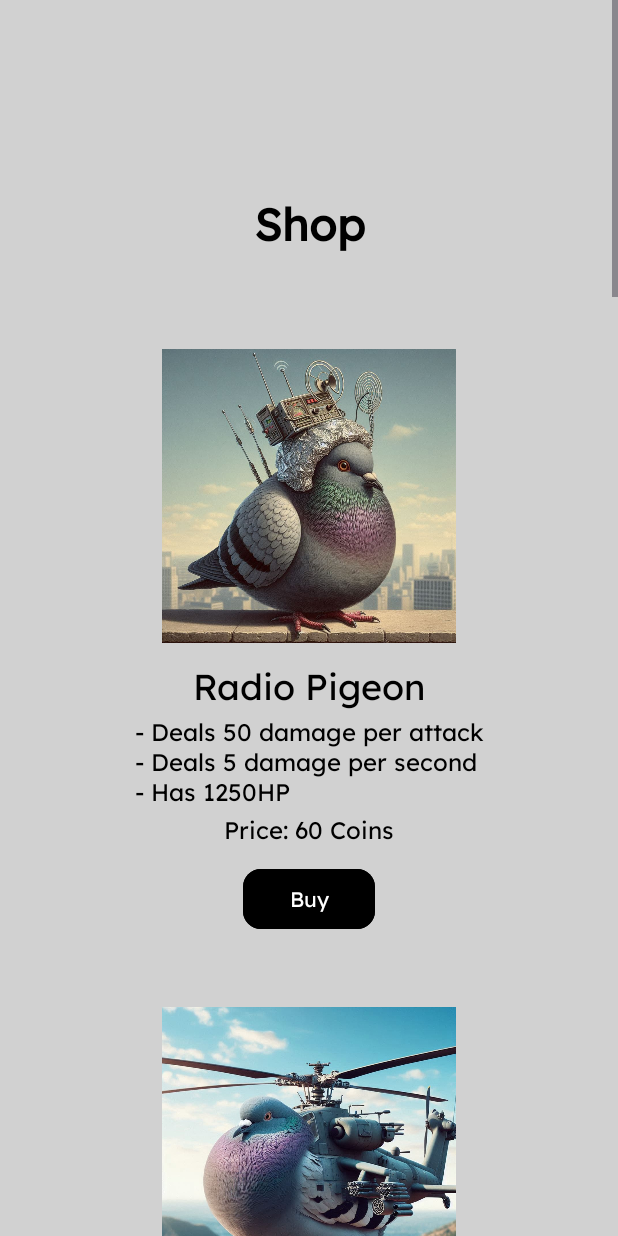
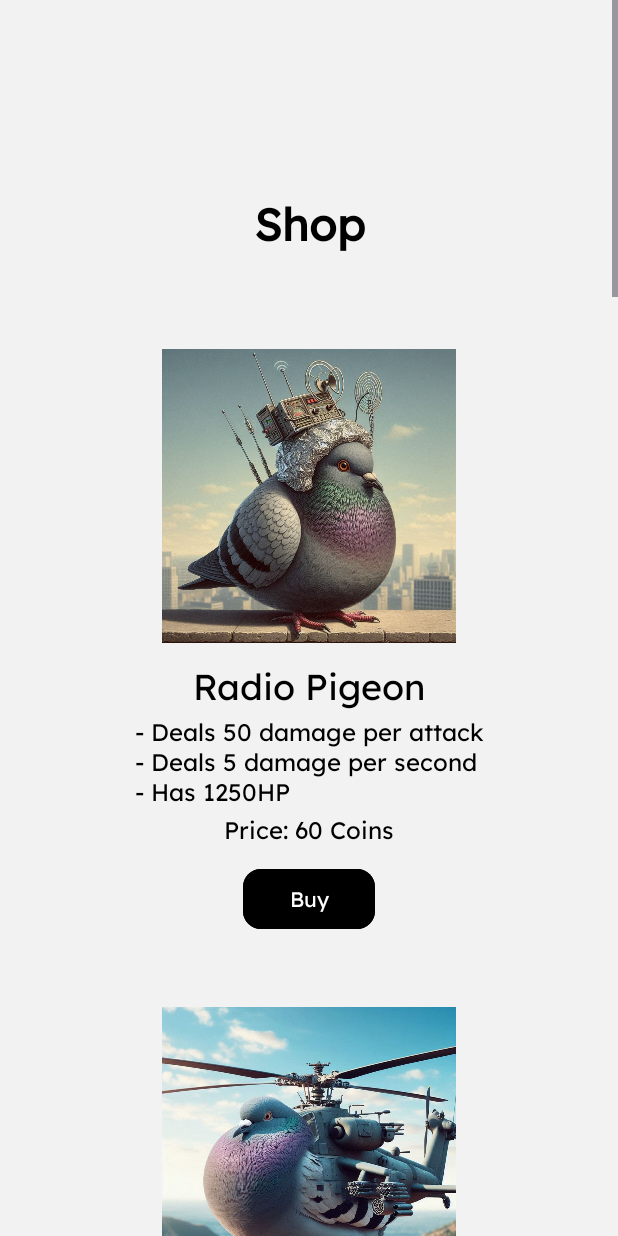
Before and after one commit to DeejvGames/PigeonBattleJavaEdition, an Android app: the screen it shows after launch (shopActivity), after a tap on "Shop", on a phone screen of 412 x 824 dp. Run offline under Robolectric (Android 15) with nearby library versions, the phone set to English and light mode, and no system bars.

Commit message:
Changed background color in light mode

```diff
--- a/app/src/main/res/values/themes.xml
+++ b/app/src/main/res/values/themes.xml
@@ -3,7 +3,7 @@
     <style name="Base.Theme.PigeonBattleJavaEdition" parent="Theme.Material3.DayNight.NoActionBar">
         <!-- Customize your light theme here. -->
         <!-- <item name="colorPrimary">@color/my_light_primary</item> -->
-        <item name="android:colorBackground">#D1D1D1</item>
+        <item name="android:colorBackground">#F2F2F2</item>
     </style>
 
     <style name="Theme.PigeonBattleJavaEdition" parent="Base.Theme.PigeonBattleJavaEdition" />
```
